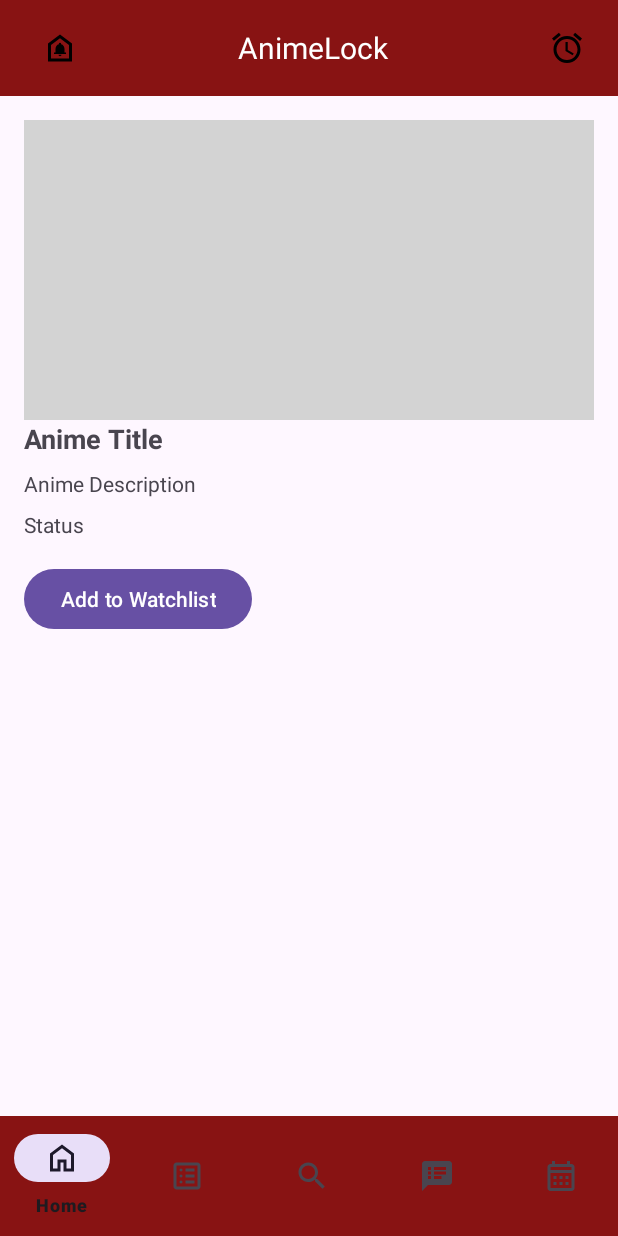
After one commit to ZeyQuanC/AnimeLock, an Android app: the AnimeDetailFragment screen opened through its navigation route, on a phone screen of 412 x 824 dp. The commit adds this screen. Run offline under Robolectric (Android 15) with nearby library versions, the phone set to English and light mode, and no system bars; our stand-ins replace Firebase (no records; nobody signed in at launch, a user with empty details on screens opened directly), navigation-ui; pictures from the network do not load.

Commit message:
Implemented AnimeDetailsFragment and "Add to Wishlist" functionality
- Created AnimeDetailsFragment to display detailed anime information.
- Implemented "Add to Wishlist" button functionality, including adding anime to the user's Firestore watchlist.
- Integrated Firestore logic for adding anime, ensuring that the user is authenticated and their UID matches for correct access.
- Added success and failure handling for Firestore operations.
- Updated Firestore security rules for testing purposes (temporary).
- Fixed issues related to permission handling when adding to the wishlist.
- Added appropriate logging for debugging authentication and Firestore issues.

```diff
--- a/app/build.gradle.kts
+++ b/app/build.gradle.kts
@@ -2,6 +2,7 @@ plugins {
     alias(libs.plugins.androidApplication)
     alias(libs.plugins.jetbrainsKotlinAndroid)
     id("com.google.gms.google-services")
+    id ("kotlin-parcelize")
 }
 
 android {
--- /dev/null
+++ b/app/src/main/res/layout/fragment_anime_detail.xml
@@ -0,0 +1,120 @@
+<?xml version="1.0" encoding="utf-8"?>
+<LinearLayout xmlns:android="http://schemas.android.com/apk/res/android"
+    android:layout_width="match_parent"
+    android:layout_height="match_parent"
+    xmlns:app="http://schemas.android.com/apk/res-auto"
+    android:orientation="vertical"
+    android:padding="0dp">
+
+    <!-- Toolbar remains fixed -->
+    <androidx.appcompat.widget.Toolbar
+        android:id="@+id/toolbar"
+        android:layout_width="match_parent"
+        android:layout_height="wrap_content"
+        android:background="@color/red"
+        android:theme="@style/ThemeOverlay.AppCompat.Dark.ActionBar">
+
+        <LinearLayout
+            android:layout_width="match_parent"
+            android:layout_height="wrap_content"
+            android:orientation="horizontal"
+            android:gravity="center_vertical">
+
+            <ImageButton
+                android:id="@+id/user_button"
+                android:layout_width="48dp"
+                android:layout_height="48dp"
+                android:background="?attr/selectableItemBackgroundBorderless"
+                android:contentDescription="@string/user_button"
+                android:src="@drawable/outline_doorbell_24"
+                android:padding="8dp"
+                android:layout_marginEnd="4dp" />
+
+            <TextView
+                android:id="@+id/app_name"
+                android:layout_width="0dp"
+                android:layout_height="wrap_content"
+                android:layout_weight="1"
+                android:text="@string/animelockh"
+                android:textColor="@android:color/white"
+                android:textSize="20sp"
+                android:gravity="center" />
+
+            <ImageButton
+                android:id="@+id/notification_button"
+                android:layout_width="48dp"
+                android:layout_height="48dp"
+                android:background="?attr/selectableItemBackgroundBorderless"
+                android:contentDescription="@string/notification_button"
+                android:src="@drawable/baseline_alarm_24"
+                android:padding="8dp"
+                android:layout_marginStart="4dp"
+                android:layout_marginEnd="10dp"/>
+        </LinearLayout>
+    </androidx.appcompat.widget.Toolbar>
+
+    <!-- Scrollable content starts here -->
+    <ScrollView
+        android:layout_width="match_parent"
+        android:layout_height="0dp"
+        android:layout_weight="1">
+
+        <!-- LinearLayout for content below toolbar -->
+        <LinearLayout
+            android:layout_width="match_parent"
+            android:layout_height="wrap_content"
+            android:orientation="vertical"
+            android:padding="16dp">
+
+            <ImageView
+                android:id="@+id/animeImageView"
+                android:layout_width="match_parent"
+                android:layout_height="200dp"
+                android:scaleType="centerCrop"
+                android:adjustViewBounds="true"
+                android:src="@drawable/placeholder_image"/>
+
+            <TextView
+                android:id="@+id/anime_title"
+                android:layout_width="wrap_content"
+                android:layout_height="wrap_content"
+                android:textSize="18sp"
+                android:textStyle="bold"
+                android:text="@string/anime_title" />
+
+            <TextView
+                android:id="@+id/anime_description"
+                android:layout_width="wrap_content"
+                android:layout_height="wrap_content"
+                android:textSize="14sp"
+                android:layout_marginTop="8dp"
+                android:text="@string/anime_description" />
+
+            <TextView
+                android:id="@+id/anime_status"
+                android:layout_width="wrap_content"
+                android:layout_height="wrap_content"
+                android:textSize="14sp"
+                android:layout_marginTop="8dp"
+                android:text="@string/statuss" />
+
+            <Button
+                android:id="@+id/button_add_to_watchlist"
+                android:layout_width="wrap_content"
+                android:layout_height="wrap_content"
+                android:text="@string/add_to_watchlist"
+                android:layout_marginTop="16dp"/>
+
+        </LinearLayout>
+    </ScrollView>
+    <com.google.android.material.bottomnavigation.BottomNavigationView
+        android:id="@+id/bottom_navigation"
+        android:layout_width="415dp"
+        android:layout_height="wrap_content"
+        android:background="@color/red"
+        app:menu="@menu/bottom_navigation_menu"
+        app:layout_constraintBottom_toBottomOf="parent"
+        app:layout_constraintStart_toStartOf="parent"
+        app:layout_constraintEnd_toEndOf="parent" />
+
+</LinearLayout>
--- a/app/src/main/res/navigation/nav_graph.xml
+++ b/app/src/main/res/navigation/nav_graph.xml
@@ -84,6 +84,10 @@
             android:id="@+id/action_homeFragment_to_ProfileFragment"
             app:destination="@id/ProfileFragment" />
 
+        <action
+            android:id="@+id/action_homeFragment_to_animeDetailFragment"
+            app:destination="@id/animeDetailFragment" />
+
     </fragment>
 
     <fragment
@@ -164,5 +168,27 @@
 
 
     </fragment>
+    <fragment
+        android:id="@+id/animeDetailFragment"
+        android:name="com.example.animelocker.AnimeDetailFragment"
+        android:label="AnimeDetailFragment" >
+
+        <action
+            android:id="@+id/action_animeDetailFragment_to_ProfileFragment"
+            app:destination="@id/ProfileFragment" />
+        <action
+            android:id="@+id/action_animeDetailFragment_to_homeFragment"
+            app:destination="@id/homeFragment" />
+        <action
+            android:id="@+id/action_animeDetailFragment_to_watchlistFragment"
+            app:destination="@id/watchlistFragment" />
+        <action
+            android:id="@+id/action_animeDetailFragment_to_discoveryFragment"
+            app:destination="@id/discoveryFragment" />
+        <action
+            android:id="@+id/action_animeDetailFragment_to_communityFragment"
+            app:destination="@id/communityFragment" />
+
+    </fragment>
 
 </navigation>
--- a/app/src/main/res/values/strings.xml
+++ b/app/src/main/res/values/strings.xml
@@ -59,4 +59,8 @@
     <string name="edit_bio_hint">Write something about yourself...</string>
     <string name="save">Save</string>
     <string name="status">Status:</string>
+    <string name="anime_title">Anime Title</string>
+    <string name="anime_description">Anime Description</string>
+    <string name="statuss">Status</string>
+    <string name="add_to_watchlist">Add to Watchlist</string>
 </resources>
```
Also changed, not shown: app/src/main/java/com/example/animelocker/Anime.kt (+13 -7 lines), app/src/main/java/com/example/animelocker/AnimeDetailFragment.kt (added, +118 -0 lines), app/src/main/java/com/example/animelocker/HomeFragment.kt (+7 -1 lines).
